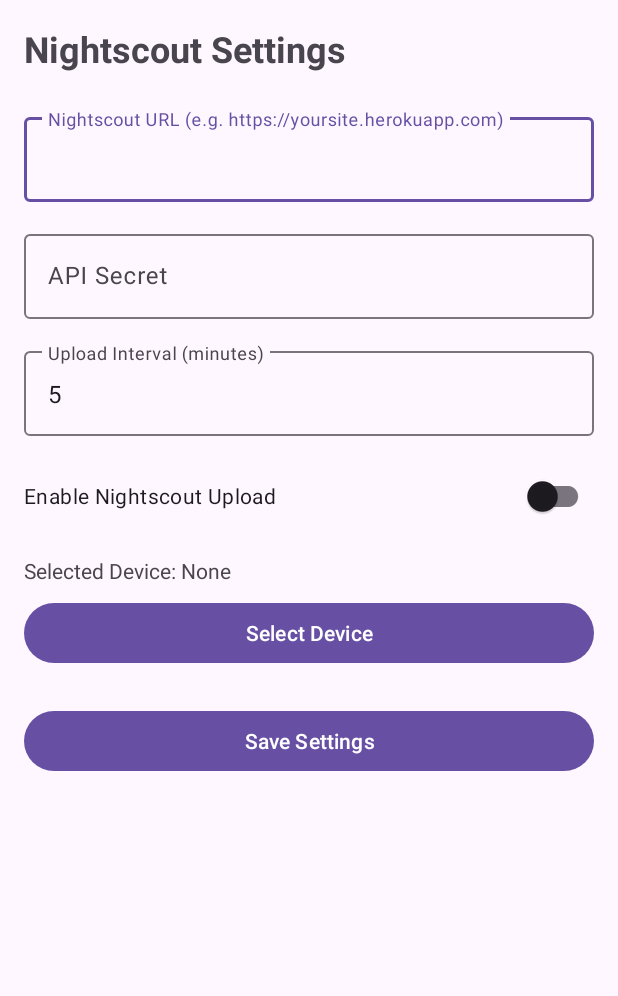
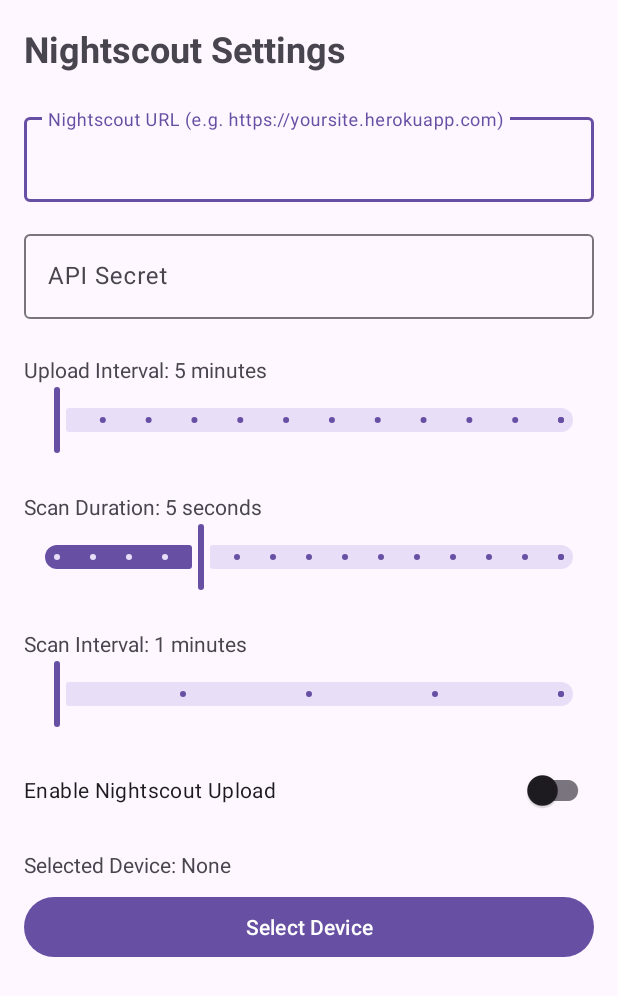
Before and after one commit to kenkit/CgmApp, an Android app: the SettingsActivity screen opened directly, with no data from a screen before it, on a phone screen of 412 x 824 dp. Shown: the top 996 px of the screen. Run offline under Robolectric (Android 15) with nearby library versions, the phone set to English and light mode, and no system bars.

Commit message:
Feat: Add configurable scan settings, auto-save settings, and improve layout scrolling

```diff
--- a/app/src/main/java/com/myuni/cgmapp/SettingsActivity.kt
+++ b/app/src/main/java/com/myuni/cgmapp/SettingsActivity.kt
@@ -3,11 +3,14 @@ package com.myuni.cgmapp
 import android.content.Context
 import android.content.Intent
 import android.os.Bundle
+import android.text.Editable
+import android.text.TextWatcher
 import android.widget.Button
-import android.widget.Toast
+import android.widget.TextView
 import androidx.appcompat.app.AppCompatActivity
 import com.google.android.material.switchmaterial.SwitchMaterial
 import com.google.android.material.textfield.TextInputEditText
+import com.google.android.material.slider.Slider
 
 class SettingsActivity : AppCompatActivity() {
 
@@ -17,46 +20,86 @@ class SettingsActivity : AppCompatActivity() {
 
         val urlEditText = findViewById<TextInputEditText>(R.id.nightscout_url)
         val secretEditText = findViewById<TextInputEditText>(R.id.api_secret)
-        val intervalEditText = findViewById<TextInputEditText>(R.id.upload_interval)
+
+        val uploadIntervalLabel = findViewById<TextView>(R.id.upload_interval_label)
+        val uploadIntervalSlider = findViewById<Slider>(R.id.upload_interval_slider)
+
+        val scanDurationLabel = findViewById<TextView>(R.id.scan_duration_label)
+        val scanDurationSlider = findViewById<Slider>(R.id.scan_duration_slider)
+
+        val scanIntervalLabel = findViewById<TextView>(R.id.scan_interval_label)
+        val scanIntervalSlider = findViewById<Slider>(R.id.scan_interval_slider)
+
         val uploadSwitch = findViewById<SwitchMaterial>(R.id.enable_upload)
         val selectDeviceButton = findViewById<Button>(R.id.select_device_button)
-        val saveButton = findViewById<Button>(R.id.save_settings)
 
         val sharedPref = getSharedPreferences("CgmAppSettings", Context.MODE_PRIVATE)
 
         // Load current settings
         urlEditText.setText(sharedPref.getString("nightscout_url", ""))
         secretEditText.setText(sharedPref.getString("api_secret", ""))
-        intervalEditText.setText(sharedPref.getInt("upload_interval", 5).toString())
-        uploadSwitch.isChecked = sharedPref.getBoolean("enable_upload", false)
+
+        val savedInterval = sharedPref.getInt("upload_interval", 5)
+        uploadIntervalSlider.value = savedInterval.toFloat().coerceIn(uploadIntervalSlider.valueFrom, uploadIntervalSlider.valueTo)
+        uploadIntervalLabel.text = "Upload Interval: $savedInterval minutes"
+
+        val savedDuration = sharedPref.getInt("scan_duration", 5)
+        scanDurationSlider.value = savedDuration.toFloat().coerceIn(scanDurationSlider.valueFrom, scanDurationSlider.valueTo)
+        scanDurationLabel.text = "Scan Duration: $savedDuration seconds"
+
+        val savedScanInterval = sharedPref.getInt("scan_interval", 1)
+        scanIntervalSlider.value = savedScanInterval.toFloat().coerceIn(scanIntervalSlider.valueFrom, scanIntervalSlider.valueTo)
+        scanIntervalLabel.text = "Scan Interval: $savedScanInterval minutes"
+
+uploadSwitch.isChecked = sharedPref.getBoolean("enable_upload", false)
+
+        // Helper to save current state
+        fun saveSettings() {
+            with(sharedPref.edit()) {
+                putString("nightscout_url", urlEditText.text.toString().trim())
+                putString("api_secret", secretEditText.text.toString().trim())
+                putInt("upload_interval", uploadIntervalSlider.value.toInt())
+                putInt("scan_duration", scanDurationSlider.value.toInt())
+                putInt("scan_interval", scanIntervalSlider.value.toInt())
+                putBoolean("enable_upload", uploadSwitch.isChecked)
+                apply()
+            }
+        }
+
+        // Text change listeners for auto-save
+        val textWatcher = object : TextWatcher {
+            override fun beforeTextChanged(s: CharSequence?, start: Int, count: Int, after: Int) {}
+            override fun onTextChanged(s: CharSequence?, start: Int, before: Int, count: Int) {}
+            override fun afterTextChanged(s: Editable?) {
+                saveSettings()
+            }
+        }
+        urlEditText.addTextChangedListener(textWatcher)
+        secretEditText.addTextChangedListener(textWatcher)
+
+        // Slider listeners for UI update and auto-save
+        uploadIntervalSlider.addOnChangeListener { _, value, _ ->
+            uploadIntervalLabel.text = "Upload Interval: ${value.toInt()} minutes"
+            saveSettings()
+        }
+
+        scanDurationSlider.addOnChangeListener { _, value, _ ->
+            scanDurationLabel.text = "Scan Duration: ${value.toInt()} seconds"
+            saveSettings()
+        }
+
+        scanIntervalSlider.addOnChangeListener { _, value, _ ->
+            scanIntervalLabel.text = "Scan Interval: ${value.toInt()} minutes"
+            saveSettings()
+        }
+
+        // Switch listener for auto-save
+        uploadSwitch.setOnCheckedChangeListener { _, _ ->
+            saveSettings()
+        }
 
         selectDeviceButton.setOnClickListener {
             startActivity(Intent(this, DeviceSelectionActivity::class.java))
-        }
-
-        saveButton.setOnClickListener {
-            val url = urlEditText.text.toString().trim()
-            val secret = secretEditText.text.toString().trim()
-            val intervalStr = intervalEditText.text.toString().trim()
-            val enabled = uploadSwitch.isChecked
-
-            if (enabled && (url.isEmpty() || secret.isEmpty())) {
-                Toast.makeText(this, "URL and API Secret are required if upload is enabled", Toast.LENGTH_SHORT).show()
-                return@setOnClickListener
-            }
-
-            val interval = intervalStr.toIntOrNull() ?: 5
-
-            with(sharedPref.edit()) {
-                putString("nightscout_url", url)
-                putString("api_secret", secret)
-                putInt("upload_interval", interval)
-                putBoolean("enable_upload", enabled)
-                apply()
-            }
-
-            Toast.makeText(this, "Settings saved", Toast.LENGTH_SHORT).show()
-            finish()
         }
     }
 
--- a/app/src/main/res/layout/activity_main.xml
+++ b/app/src/main/res/layout/activity_main.xml
@@ -146,6 +146,10 @@
                 android:textStyle="bold"
                 android:layout_marginTop="16dp"/>
 
+            <ScrollView
+                android:id="@+id/pending_uploads_container"
+                android:layout_width="match_parent"
+                android:layout_height="wrap_content">
                 <TableLayout
                     android:id="@+id/pending_table"
                     android:layout_width="match_parent"
@@ -153,6 +157,7 @@
                     android:stretchColumns="1"
                     android:padding="16dp">
                 </TableLayout>
+            </ScrollView>
 
         </LinearLayout>
     </ScrollView>
--- a/app/src/main/res/layout/activity_settings.xml
+++ b/app/src/main/res/layout/activity_settings.xml
@@ -39,19 +39,56 @@
             android:inputType="textPassword" />
     </com.google.android.material.textfield.TextInputLayout>
 
-    <com.google.android.material.textfield.TextInputLayout
+    <TextView
+        android:id="@+id/upload_interval_label"
         android:layout_width="match_parent"
         android:layout_height="wrap_content"
-        android:hint="Upload Interval (minutes)"
-        android:layout_marginBottom="16dp">
+        android:text="Upload Interval: 5 minutes"
+        android:layout_marginTop="8dp"/>
 
-        <com.google.android.material.textfield.TextInputEditText
-            android:id="@+id/upload_interval"
-            android:layout_width="match_parent"
-            android:layout_height="wrap_content"
-            android:inputType="number"
-            android:text="5" />
-    </com.google.android.material.textfield.TextInputLayout>
+    <com.google.android.material.slider.Slider
+        android:id="@+id/upload_interval_slider"
+        android:layout_width="match_parent"
+        android:layout_height="wrap_content"
+        android:valueFrom="5.0"
+        android:valueTo="60.0"
+        android:stepSize="5.0"
+        android:value="5.0"
+        android:layout_marginBottom="16dp"/>
+
+    <TextView
+        android:id="@+id/scan_duration_label"
+        android:layout_width="match_parent"
+        android:layout_height="wrap_content"
+        android:text="Scan Duration: 5 seconds"
+        android:layout_marginTop="8dp"/>
+
+    <com.google.android.material.slider.Slider
+        android:id="@+id/scan_duration_slider"
+        android:layout_width="match_parent"
+        android:layout_height="wrap_content"
+        android:valueFrom="1.0"
+        android:valueTo="15.0"
+        android:stepSize="1.0"
+        android:value="5.0"
+        android:layout_marginBottom="16dp"/>
+
+    <TextView
+        android:id="@+id/scan_interval_label"
+        android:layout_width="match_parent"
+        android:layout_height="wrap_content"
+        android:text="Scan Interval: 1 minute"
+        android:layout_marginTop="8dp"/>
+
+    <com.google.android.material.slider.Slider
+        android:id="@+id/scan_interval_slider"
+        android:layout_width="match_parent"
+        android:layout_height="wrap_content"
+        android:valueFrom="1.0"
+        android:valueTo="5.0"
+        android:stepSize="1.0"
+        android:value="1.0"
+        android:layout_marginBottom="16dp"/>
 
     <com.google.android.material.switchmaterial.SwitchMaterial
         android:id="@+id/enable_upload"
@@ -74,10 +111,4 @@
         android:text="Select Device"
         android:layout_marginBottom="24dp" />
 
-    <Button
-        android:id="@+id/save_settings"
-        android:layout_width="match_parent"
-        android:layout_height="wrap_content"
-        android:text="Save Settings" />
-
 </LinearLayout>
```
Also changed, not shown: app/src/main/java/com/myuni/cgmapp/CgmService.kt (+6 -6 lines), app/src/main/java/com/myuni/cgmapp/MainActivity.kt (+7 -10 lines). Lines whose indentation alone changed are shown as unchanged.
